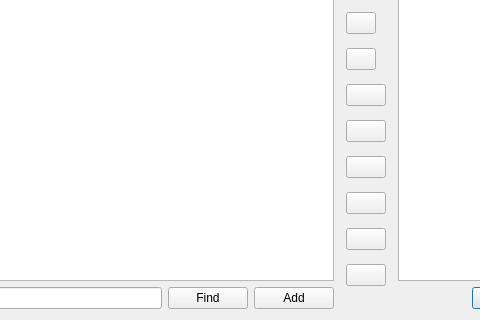
Above: GitView/source/customgitactions.ui from Rolloke/GUI-Apps before the change; both pictures show x 313 to 793 and y 121 to 441 of the 1022 by 441 pixel window. Below: the same form after it.
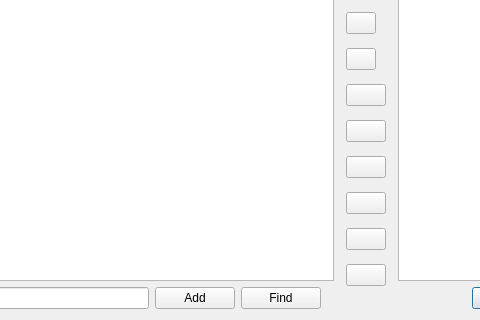
That is the form after the change. Icons and pictures are not drawn.

What changed in the file:
```diff
--- a/GitView/source/customgitactions.ui
+++ b/GitView/source/customgitactions.ui
@@ -60,16 +60,6 @@
          </property>
         </widget>
        </item>
-       <item>
-        <widget class="QPushButton" name="btnFind">
-         <property name="toolTip">
-          <string>Find in command table</string>
-         </property>
-         <property name="text">
-          <string>Find</string>
-         </property>
-        </widget>
-       </item>
        <item>
         <widget class="QPushButton" name="btnAddCommand">
          <property name="toolTip">
@@ -80,6 +70,26 @@
          </property>
         </widget>
        </item>
+       <item>
+        <widget class="QPushButton" name="btnFind">
+         <property name="toolTip">
+          <string>Find in command table</string>
+         </property>
+         <property name="text">
+          <string>Find</string>
+         </property>
+        </widget>
+       </item>
+       <item>
+        <widget class="QLabel" name="labelFindColumn">
+         <property name="statusTip">
+          <string>Shows search column</string>
+         </property>
+         <property name="text">
+          <string/>
+         </property>
+        </widget>
+       </item>
       </layout>
      </item>
     </layout>
```
